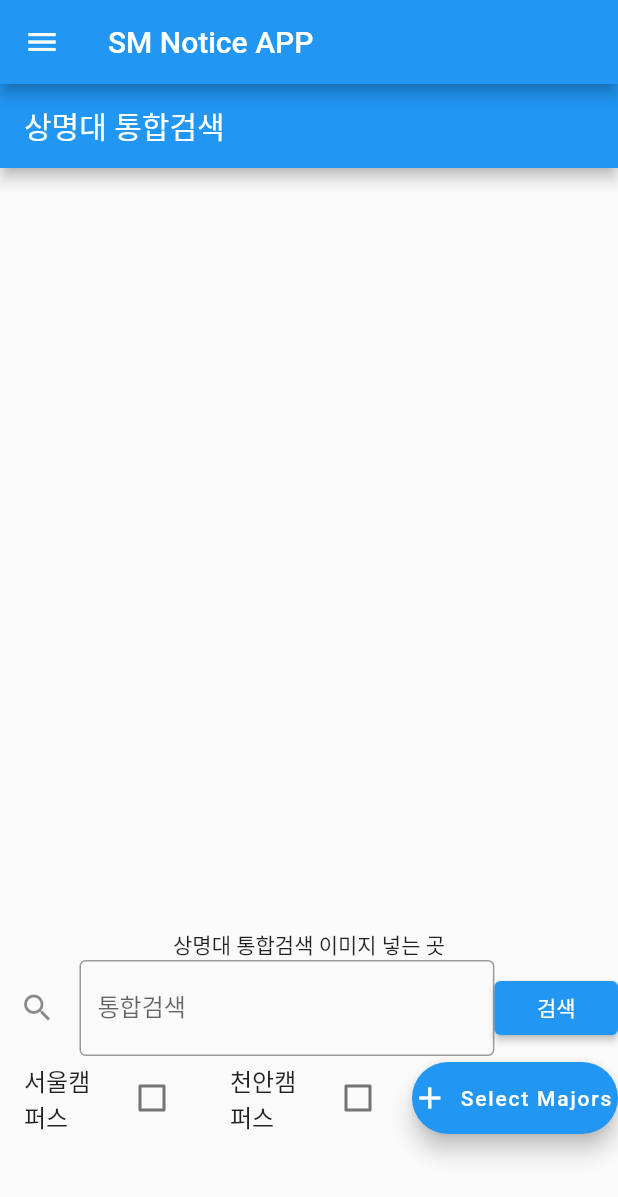
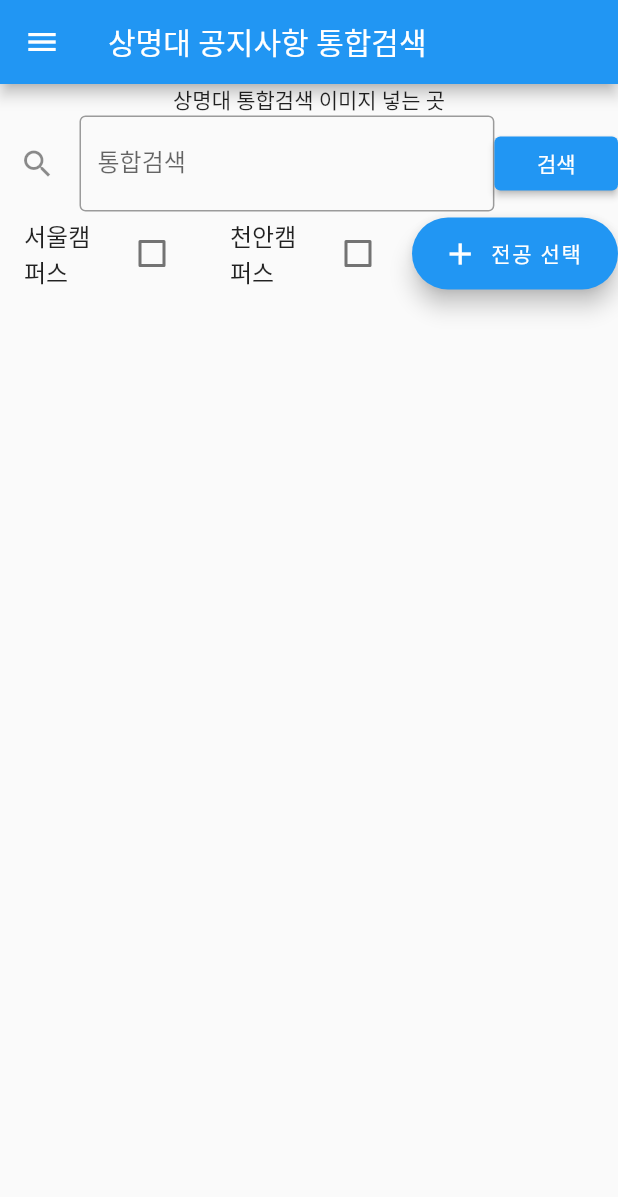
Before and after one commit to newoldname/SM_Notice, a Flutter app: the screen it shows after launch, on a phone screen of 412 x 824 dp. Shown: the top 1197 px of the screen. Run offline on Flutter 3.47's test engine with Material 2 defaults, Android fonts, the phone set to English and light mode, and no system bars; our stand-ins replace flutter_html.

Commit message:
스크롤 해결, 버그 수정 및 사용성 개선

```diff
--- a/sm_notice/lib/main.dart
+++ b/sm_notice/lib/main.dart
@@ -22,14 +22,7 @@
 
 class _MainPageState extends State<MainPage> {
   @override
-  Widget build(BuildContext context) => Scaffold(
-        drawer: NavigetionDrawer(),
-        // endDrawer: NavigationDrawerWidget(),
-        appBar: AppBar(
-          title: Text(MyApp.title),
-        ),
-        body: SearchScreen(),
-      );
+  Widget build(BuildContext context) => SearchScreen();
 }
 
 // class MyApp extends StatelessWidget {
--- a/sm_notice/lib/navigation_drawer.dart
+++ b/sm_notice/lib/navigation_drawer.dart
@@ -1,6 +1,7 @@
 import 'package:flutter/material.dart';
 import 'package:sm_notice/screen/major_screen.dart';
 import 'package:sm_notice/screen/school_screen.dart';
+import 'package:sm_notice/screen/search_screen.dart';
 
 class NavigetionDrawer extends StatelessWidget {
   final padding = EdgeInsets.symmetric(horizontal: 20);
@@ -40,7 +41,7 @@
     switch (index) {
       case 0:
         Navigator.of(context).push(
-            new MaterialPageRoute(builder: ((context) => new MajorScreen())));
+            new MaterialPageRoute(builder: ((context) => new SearchScreen())));
         break;
       case 1:
         Navigator.of(context).push(
--- a/sm_notice/lib/scraper/homepage.dart
+++ b/sm_notice/lib/scraper/homepage.dart
@@ -27,6 +27,11 @@
 
   List<Notice> getAllNotice(List listCode) {
     List<Notice> allNotice = [];
+
+    //반환값이 빈값이 아닌 "게시글이 없다"는 글자이면 빈 리스트를 반환한다.
+    if (listCode[0].children[0].innerHtml == "등록된 글이 없습니다.") {
+      return allNotice;
+    }
 
     for (var noticeCode in listCode) {
       var realDataCode = noticeCode.children[0];
--- a/sm_notice/lib/scraper/major.dart
+++ b/sm_notice/lib/scraper/major.dart
@@ -25,6 +25,10 @@
 
   List<Notice> getAllNotice(List listCode, String majorName) {
     List<Notice> allNotice = [];
+
+    if (listCode[0].children[0].innerHtml == "등록된 글이 없습니다.") {
+      return allNotice;
+    }
 
     for (var noticeCode in listCode) {
       var realDataCode = noticeCode.children[0];
--- a/sm_notice/lib/screen/major_screen.dart
+++ b/sm_notice/lib/screen/major_screen.dart
@@ -1,5 +1,6 @@
 import 'package:flutter/material.dart';
 import 'package:sm_notice/model/notice.dart';
+import 'package:sm_notice/navigation_drawer.dart';
 import 'package:sm_notice/scraper/major.dart';
 import 'package:sm_notice/screen/notice_list.dart';
 import 'package:sm_notice/tools/vars.dart';
@@ -61,21 +62,33 @@
   @override
   void initState() {
     super.initState();
-    _addToSet("컴퓨터과학전공");
+    //_addToSet("컴퓨터과학전공");
     _getDate();
   }
 
   @override
   Widget build(BuildContext context) {
     return Scaffold(
+      drawer: NavigetionDrawer(),
       appBar: AppBar(
-        title: Text("Major Notice"),
+        title: Text("전공 공지사항 통합페이지"),
       ),
-      body: isLoading
-          ? const Center(
-              child: CircularProgressIndicator(),
-            )
-          : NoticeList(allNotice: allNotice),
+      body: Column(
+        mainAxisAlignment: MainAxisAlignment.start,
+        mainAxisSize: MainAxisSize.max,
+        children: [
+
+          selectMajors.isEmpty
+                    ? Text("아래 전공 선택 버튼을 눌러 여러 개의 전공을 선택해 공지들을 한 번에 보세요~")
+                    : Text("아래 전공을 포함해 공지를 가져옵니다\n" + selectMajors.toString()),
+
+          isLoading
+              ? const Center(
+                  child: CircularProgressIndicator(),
+                )
+              : Expanded(child: NoticeList(allNotice: allNotice)),
+        ],
+      ),
       floatingActionButton: FloatingActionButton.extended(
         onPressed: () {
           showDialog(
@@ -86,7 +99,7 @@
               });
         },
         icon: Icon(Icons.add),
-        label: Text("Select Majors"),
+        label: Text("전공 선택"),
       ),
     );
   }
--- a/sm_notice/lib/screen/search_screen.dart
+++ b/sm_notice/lib/screen/search_screen.dart
@@ -2,6 +2,7 @@
 import 'package:flutter/src/foundation/key.dart';
 import 'package:flutter/src/widgets/framework.dart';
 import 'package:sm_notice/model/notice.dart';
+import 'package:sm_notice/navigation_drawer.dart';
 import 'package:sm_notice/scraper/homepage.dart';
 import 'package:sm_notice/scraper/major.dart';
 import 'package:sm_notice/scraper/search.dart';
@@ -100,12 +101,13 @@
   @override
   Widget build(BuildContext context) {
     return Scaffold(
+      drawer: NavigetionDrawer(),
       appBar: AppBar(
-        title: Text("상명대 통합검색"),
+        title: Text("상명대 공지사항 통합검색"),
       ),
       body: Column(
         mainAxisSize: MainAxisSize.max,
-        mainAxisAlignment: MainAxisAlignment.end,
+        mainAxisAlignment: MainAxisAlignment.start,
         children: [
           Center(
             child: Column(
@@ -146,14 +148,8 @@
                   mainAxisSize: MainAxisSize.max,
                   mainAxisAlignment: MainAxisAlignment.start,
                   children: [
-                    Expanded(
-                      flex: 1,
-                      child: checkBoxCampus("서울캠퍼스")
-                    ),
-                    Expanded(
-                      flex: 1,
-                      child: checkBoxCampus("천안캠퍼스")
-                    ),
+                    Expanded(flex: 1, child: checkBoxCampus("서울캠퍼스")),
+                    Expanded(flex: 1, child: checkBoxCampus("천안캠퍼스")),
                     Expanded(
                       flex: 1,
                       child: FloatingActionButton.extended(
@@ -166,14 +162,14 @@
                               });
                         },
                         icon: Icon(Icons.add),
-                        label: Text("Select Majors"),
+                        label: Text("전공 선택"),
                       ),
                     )
                   ],
                 ),
-                Dialog(),
-                selectMajors.isEmpty?Text("")
-                :Text("아래 전공을 포함해 공지를 검색합니다\n" + selectMajors.toString()),
+                selectMajors.isEmpty
+                    ? Text("")
+                    : Text("아래 전공을 포함해 공지를 검색합니다\n" + selectMajors.toString()),
               ],
             ),
           ),
@@ -181,7 +177,7 @@
               ? const Center(
                   child: CircularProgressIndicator(),
                 )
-              : NoticeList(allNotice: allNotice),
+              : Expanded(child: NoticeList(allNotice: allNotice)),
         ],
       ),
     );
@@ -204,6 +200,7 @@
         TextButton(
           onPressed: () {
             setState(() {
+              searchText();
             });
             Navigator.pop(context);
           },
@@ -237,7 +234,9 @@
           } else {
             _removeFromCamSet(key);
           }
-          setState(() {});
+          setState(() {
+            searchText();
+          });
         });
   }
 }
```
Also changed, not shown: sm_notice/lib/screen/school_screen.dart (+40 -8 lines).
